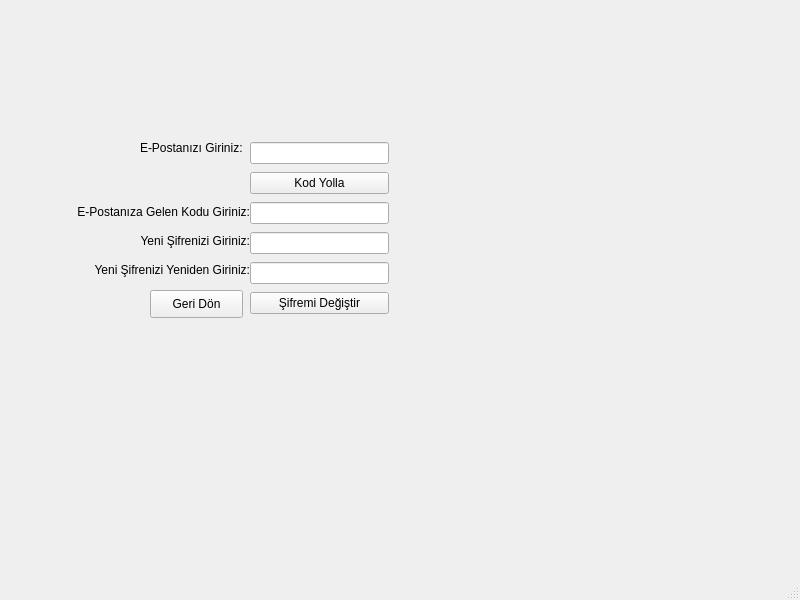
Before: the Qt Designer form giriş/sifremiunuttum.ui in meteklc/kelime-ezberleme-sistemi, drawn with Qt 5.
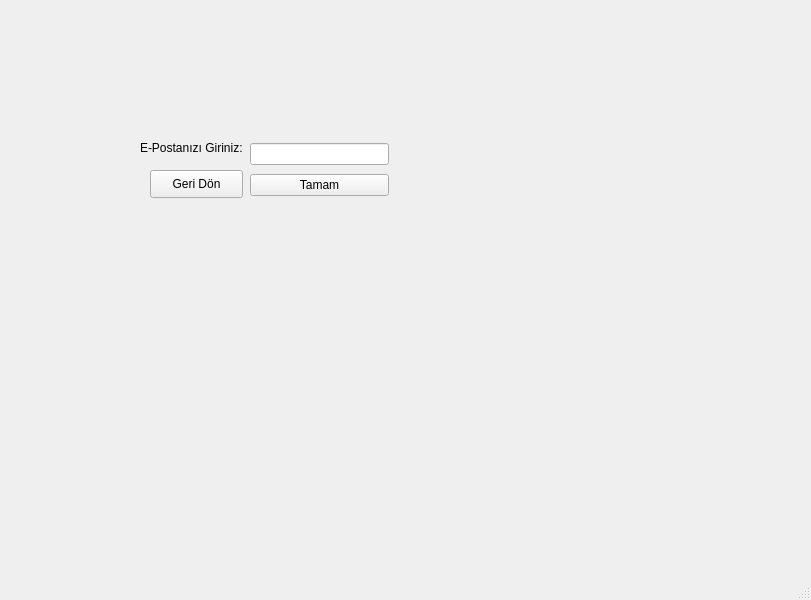
After: the same form once the commit is applied.

Commit message:
Şifremi Unuttum ve Quiz Ekranı
Epostaya şifre gönderme metodu henüz çalışmıyor. Quiz ekranı ekledim.

```diff
--- a/giriş/sifremiunuttum.ui
+++ b/giriş/sifremiunuttum.ui
@@ -6,7 +6,7 @@
    <rect>
     <x>0</x>
     <y>0</y>
-    <width>800</width>
+    <width>811</width>
     <height>600</height>
    </rect>
   </property>
@@ -33,7 +33,7 @@
       <x>250</x>
       <y>140</y>
       <width>139</width>
-      <height>181</height>
+      <height>61</height>
      </rect>
     </property>
     <layout class="QVBoxLayout" name="verticalLayout">
@@ -43,23 +43,7 @@
      <item>
       <widget class="QPushButton" name="kodYollaBtn">
        <property name="text">
-        <string>Kod Yolla</string>
-       </property>
-      </widget>
-     </item>
-     <item>
-      <widget class="QLineEdit" name="kodLne"/>
-     </item>
-     <item>
-      <widget class="QLineEdit" name="yeniSifreLne"/>
-     </item>
-     <item>
-      <widget class="QLineEdit" name="yeniSifreLne2"/>
-     </item>
-     <item>
-      <widget class="QPushButton" name="sifremiDegistirBtn">
-       <property name="text">
-        <string>Şifremi Değiştir</string>
+        <string>Tamam</string>
        </property>
       </widget>
      </item>
@@ -69,7 +53,7 @@
     <property name="geometry">
      <rect>
       <x>150</x>
-      <y>290</y>
+      <y>170</y>
       <width>93</width>
       <height>28</height>
      </rect>
@@ -78,51 +62,6 @@
      <string>Geri Dön</string>
     </property>
    </widget>
-   <widget class="QWidget" name="">
-    <property name="geometry">
-     <rect>
-      <x>70</x>
-      <y>200</y>
-      <width>180</width>
-      <height>81</height>
-     </rect>
-    </property>
-    <layout class="QVBoxLayout" name="verticalLayout_2">
-     <item>
-      <widget class="QLabel" name="label_2">
-       <property name="layoutDirection">
-        <enum>Qt::RightToLeft</enum>
-       </property>
-       <property name="text">
-        <string>E-Postanıza Gelen Kodu Giriniz:</string>
-       </property>
-       <property name="alignment">
-        <set>Qt::AlignRight|Qt::AlignTrailing|Qt::AlignVCenter</set>
-       </property>
-      </widget>
-     </item>
-     <item>
-      <widget class="QLabel" name="label_3">
-       <property name="text">
-        <string>Yeni Şifrenizi Giriniz:</string>
-       </property>
-       <property name="alignment">
-        <set>Qt::AlignRight|Qt::AlignTrailing|Qt::AlignVCenter</set>
-       </property>
-      </widget>
-     </item>
-     <item>
-      <widget class="QLabel" name="label_4">
-       <property name="text">
-        <string>Yeni Şifrenizi Yeniden Giriniz:</string>
-       </property>
-       <property name="alignment">
-        <set>Qt::AlignRight|Qt::AlignTrailing|Qt::AlignVCenter</set>
-       </property>
-      </widget>
-     </item>
-    </layout>
-   </widget>
   </widget>
   <widget class="QMenuBar" name="menubar">
    <property name="geometry">
```
Left out of the diff: 2 changed lines with no effect on the pictures. The commit also changes 6 other files.
